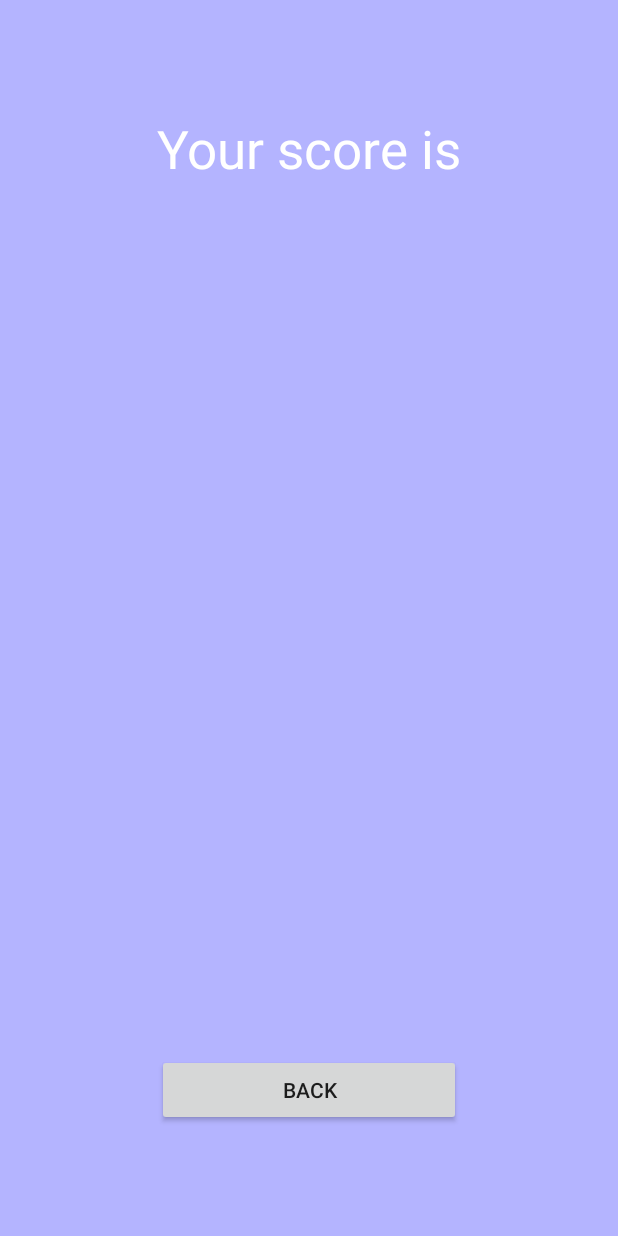
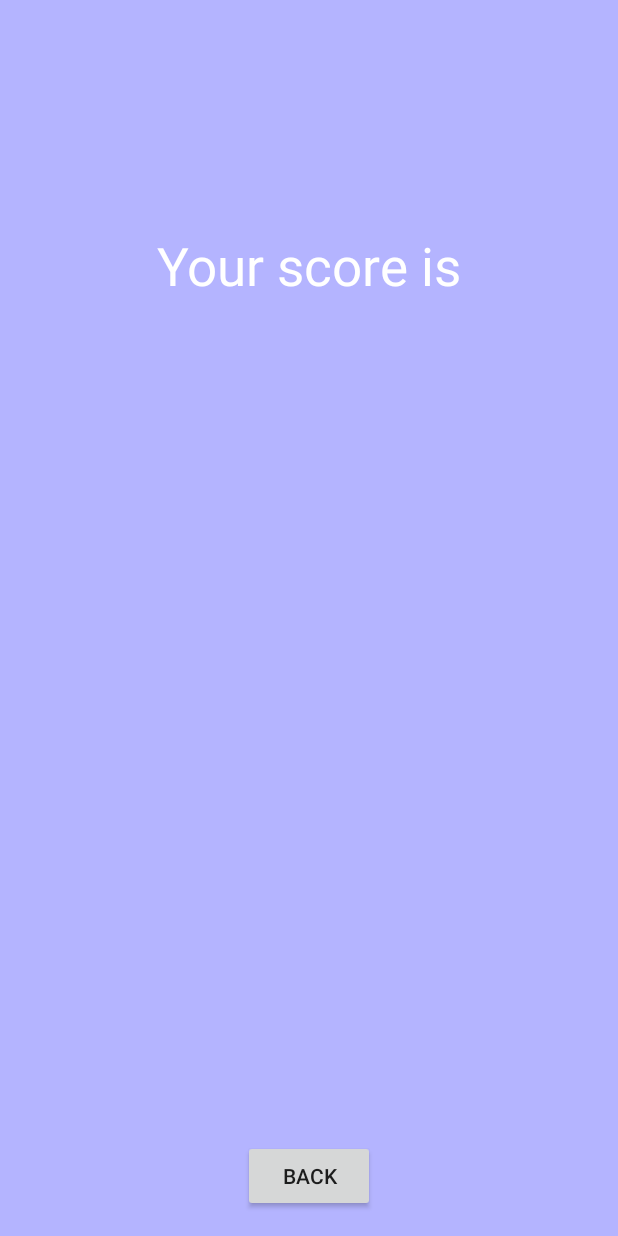
Before and after one commit to b2yq/dpProject, an Android app: the YourScoreActivity screen opened directly, with no data from a screen before it, on a phone screen of 412 x 824 dp. Run offline under Robolectric (Android 15) with nearby library versions, the phone set to English and light mode, and no system bars.

Commit message:
small refactoring

```diff
--- a/app/src/main/res/layout/activity_your_score.xml
+++ b/app/src/main/res/layout/activity_your_score.xml
@@ -4,7 +4,11 @@
     android:layout_height="match_parent"
     tools:context="no_domain.phraseupproject.YourScoreActivity"
     android:background="#ffb4b4ff"
-    android:gravity="center">
+    android:paddingLeft="@dimen/activity_horizontal_margin"
+    android:paddingRight="@dimen/activity_horizontal_margin"
+    android:paddingTop="@dimen/activity_vertical_margin"
+    android:paddingBottom="@dimen/activity_vertical_margin"
+    >
 
     <TextView
         android:text="Your score is"
@@ -15,22 +19,17 @@
         android:textColor="@color/menuLetters"
         android:layout_gravity="center_horizontal"
         android:textAlignment="center"
+        android:layout_marginTop="137dp"
         android:layout_alignParentTop="true"
-        android:layout_centerHorizontal="true"
-        android:layout_marginTop="75dp" />
+        android:layout_centerHorizontal="true" />
 
     <Button
-        android:layout_width="match_parent"
+        android:layout_width="wrap_content"
         android:layout_height="wrap_content"
         android:text="BACK"
         android:id="@+id/activity_choose_button_back"
-        android:layout_alignWithParentIfMissing="false"
         android:layout_alignParentBottom="true"
-        android:layout_alignLeft="@+id/activity_your_score_textView"
-        android:layout_alignStart="@+id/activity_your_score_textView"
-        android:layout_marginBottom="73dp"
-        android:layout_alignRight="@+id/activity_your_score_textView"
-        android:layout_alignEnd="@+id/activity_your_score_textView" />
+        android:layout_centerHorizontal="true" />
 
 
 </RelativeLayout>
```
Also changed, not shown: app/src/main/java/no_domain/phraseupproject/YourScoreActivity.java (+3 -14 lines).
